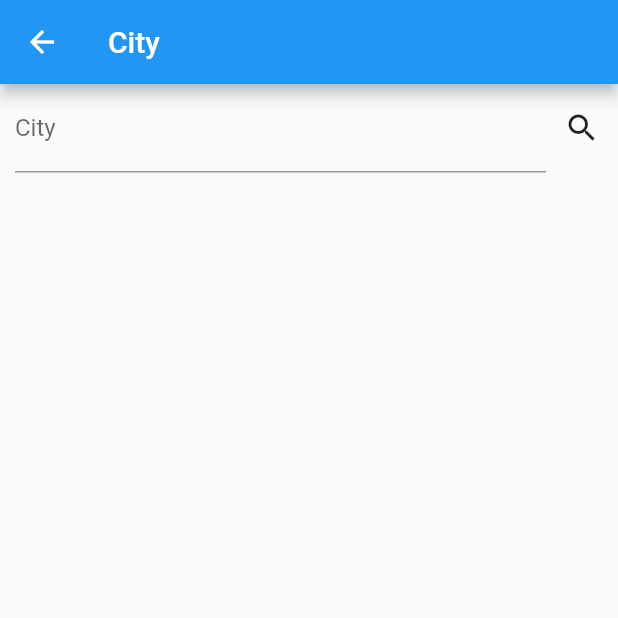
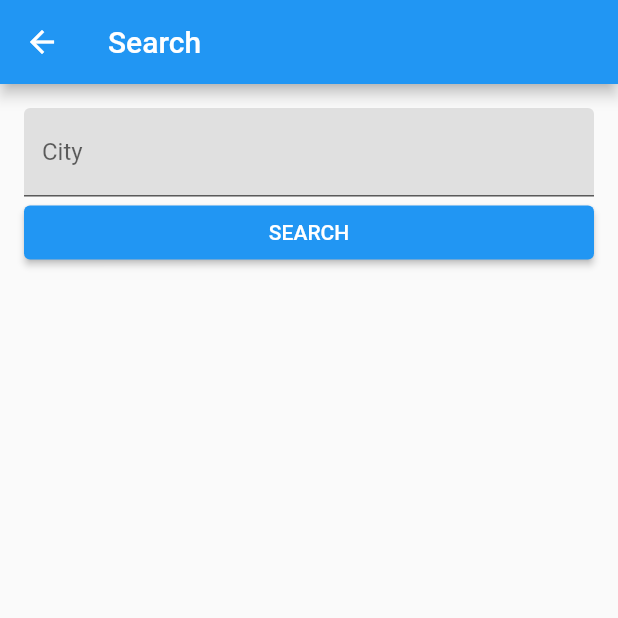
Before and after one commit to GroovinChip/very_good_weather, a Flutter app: the CitySelection screen opened directly, on a phone screen of 412 x 824 dp, the top half of it. Run offline on Flutter 3.47's test engine with Material 2 defaults, Android fonts, the phone set to English and light mode, and no system bars; our stand-ins replace bloc, equatable, flutter_bloc, freezed_annotation; generated files the repository leaves out were written again; statements that could not run were skipped.

Commit message:
Update UI

```diff
--- a/lib/app.dart
+++ b/lib/app.dart
@@ -19,7 +19,7 @@ class App extends StatelessWidget {
     return BlocBuilder<ThemeBloc, ThemeState>(
       builder: (context, themeState) {
         return MaterialApp(
-          title: 'Flutter Weather',
+          title: 'Very Good Weather',
           theme: themeState.theme,
           home: BlocProvider(
             create: (context) =>
--- a/lib/ui/screens/city_selection.dart
+++ b/lib/ui/screens/city_selection.dart
@@ -12,29 +12,38 @@ class _CitySelectionState extends State<CitySelection> {
   Widget build(BuildContext context) {
     return Scaffold(
       appBar: AppBar(
-        title: Text('City'),
+        title: Text('Search'),
       ),
       body: Form(
-        child: Row(
+        child: Column(
           children: [
-            Expanded(
-              child: Padding(
-                padding: EdgeInsets.only(left: 10.0),
+            Padding(
+              padding: const EdgeInsets.fromLTRB(16.0, 16.0, 16.0, 0),
               child: TextFormField(
                 controller: _textController,
                 decoration: InputDecoration(
+                  filled: true,
+                  fillColor: Colors.grey.shade300,
                   labelText: 'City',
                   hintText: 'Chicago',
                 ),
               ),
             ),
+            Padding(
+              padding: const EdgeInsets.symmetric(horizontal: 16.0),
+              child: SizedBox(
+                width: MediaQuery.of(context).size.width,
+                child: ElevatedButton(
+                  style: ElevatedButton.styleFrom(
+                    primary: Theme.of(context).primaryColor,
                   ),
-            IconButton(
-              icon: Icon(Icons.search),
                   onPressed: () {
                     Navigator.pop(context, _textController.text);
                   },
-            )
+                  child: Text('SEARCH'),
+                ),
+              ),
+            ),
           ],
         ),
       ),
```
Also changed, not shown: lib/ui/screens/weather_screen.dart (+24 -17 lines). Lines whose indentation alone changed are shown as unchanged.
